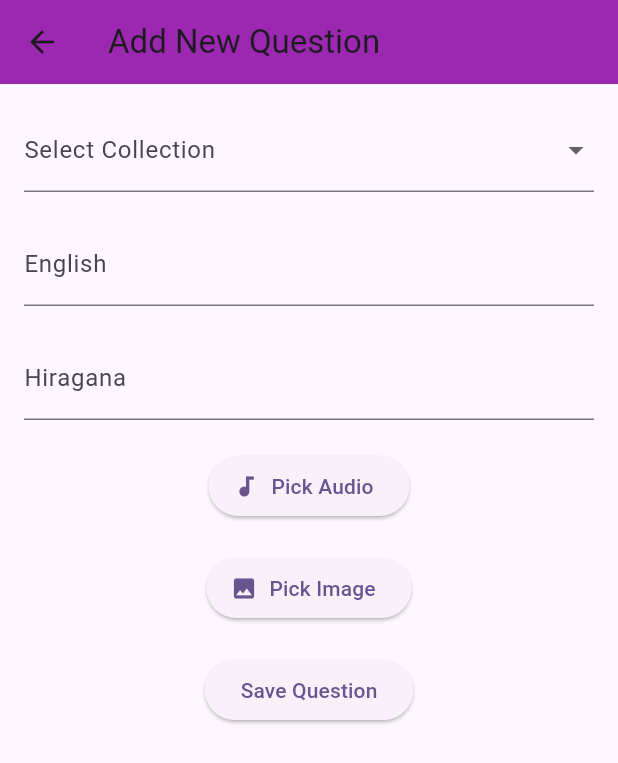
After one commit to JhoerenYutiampo/LingoMasterRepoSpeech, a Flutter app: the AddQuestionPage screen opened directly, on a phone screen of 412 x 824 dp. The commit adds this screen. Shown: the top 763 px of the screen. Run offline on Flutter 3.47's test engine with Material 3 defaults, Android fonts, the phone set to English and light mode, and no system bars; our stand-ins replace cloud_firestore, file_picker, firebase_auth, firebase_core, firebase_storage, google_nav_bar and 5 more; missing offline and left inert: gallery_picker, google_mlkit_text_recognition, string_similarity; accounts and stored records are empty.

```diff
--- /dev/null
+++ b/lingomaster_final/lib/Admin/add_question.dart
@@ -0,0 +1,165 @@
+import 'package:flutter/material.dart';
+import 'package:cloud_firestore/cloud_firestore.dart';
+import 'package:file_picker/file_picker.dart';
+import 'package:firebase_storage/firebase_storage.dart';
+import 'dart:io';
+
+class AddQuestionPage extends StatefulWidget {
+  const AddQuestionPage({super.key});
+
+  @override
+  _AddQuestionPageState createState() => _AddQuestionPageState();
+}
+
+class _AddQuestionPageState extends State<AddQuestionPage> {
+  final TextEditingController _englishController = TextEditingController();
+  final TextEditingController _hiraganaController = TextEditingController();
+  PlatformFile? _audioFile;
+  PlatformFile? _imageFile;
+  String? _selectedCollection;
+
+  final List<String> _collections = ['characters', 'words', 'phrases'];
+
+  // Function to pick an audio file
+  Future<void> _pickAudioFile() async {
+    var result = await FilePicker.platform.pickFiles(type: FileType.audio);
+    if (result != null) {
+      setState(() {
+        _audioFile = result.files.first;
+      });
+    }
+  }
+
+  // Function to pick an image file
+  Future<void> _pickImageFile() async {
+    var result = await FilePicker.platform.pickFiles(type: FileType.image);
+    if (result != null) {
+      setState(() {
+        _imageFile = result.files.first;
+      });
+    }
+  }
+
+  // Upload file to Firebase Storage and return download URL
+  Future<String> _uploadFileToStorage(PlatformFile file, String folder) async {
+    // Create a reference to Firebase Storage
+    Reference storageReference = FirebaseStorage.instance
+        .ref()
+        .child('$folder/${file.name}'); // Store in specified folder
+
+    // Upload the file
+    UploadTask uploadTask = storageReference.putFile(File(file.path!));
+    TaskSnapshot taskSnapshot = await uploadTask;
+
+    // Get the download URL
+    String downloadURL = await taskSnapshot.ref.getDownloadURL();
+    return downloadURL;
+  }
+
+  // Function to handle saving the question to Firebase
+  Future<void> _saveQuestion() async {
+    if (_selectedCollection != null &&
+        _englishController.text.isNotEmpty &&
+        _hiraganaController.text.isNotEmpty &&
+        _audioFile != null &&
+        _imageFile != null) {
+      // Upload audio file to Firebase Storage and get URL
+      String audioURL = await _uploadFileToStorage(_audioFile!, 'audio_files');
+
+      // Upload image file to Firebase Storage and get URL
+      String imageURL = await _uploadFileToStorage(_imageFile!, 'image_files');
+
+      // Add the question data to Firestore, including the file URLs
+      await FirebaseFirestore.instance.collection(_selectedCollection!).add({
+        'english': _englishController.text,
+        'hiragana': _hiraganaController.text,
+        'audio': audioURL, // Save the audio URL
+        'image': imageURL, // Save the image URL
+      });
+
+      // Clear fields after saving
+      _englishController.clear();
+      _hiraganaController.clear();
+      setState(() {
+        _audioFile = null;
+        _imageFile = null;
+      });
+    }
+  }
+
+  @override
+  Widget build(BuildContext context) {
+    return Scaffold(
+      appBar: AppBar(
+        title: const Text("Add New Question"),
+        backgroundColor: Colors.purple,
+      ),
+      body: Padding(
+        padding: const EdgeInsets.all(16.0),
+        child: Column(
+          children: [
+            // Dropdown for static collection selection
+            DropdownButtonFormField<String>(
+              value: _selectedCollection,
+              items: _collections
+                  .map((collection) => DropdownMenuItem(
+                        value: collection,
+                        child: Text(collection),
+                      ))
+                  .toList(),
+              onChanged: (value) {
+                setState(() {
+                  _selectedCollection = value;
+                });
+              },
+              decoration: const InputDecoration(
+                labelText: "Select Collection",
+              ),
+            ),
+            const SizedBox(height: 20),
+
+            // English input field
+            TextField(
+              controller: _englishController,
+              decoration: const InputDecoration(
+                labelText: "English",
+              ),
+            ),
+            const SizedBox(height: 20),
+
+            // Hiragana input field
+            TextField(
+              controller: _hiraganaController,
+              decoration: const InputDecoration(
+                labelText: "Hiragana",
+              ),
+            ),
+            const SizedBox(height: 20),
+
+            // Pick Audio file button
+            ElevatedButton.icon(
+              onPressed: _pickAudioFile,
+              icon: const Icon(Icons.audiotrack),
+              label: Text(_audioFile != null ? "Audio Selected" : "Pick Audio"),
+            ),
+            const SizedBox(height: 20),
+
+            // Pick Image file button
+            ElevatedButton.icon(
+              onPressed: _pickImageFile,
+              icon: const Icon(Icons.image),
+              label: Text(_imageFile != null ? "Image Selected" : "Pick Image"),
+            ),
+            const SizedBox(height: 20),
+
+            // Save button
+            ElevatedButton(
+              onPressed: _saveQuestion,
+              child: const Text("Save Question"),
+            ),
+          ],
+        ),
+      ),
+    );
+  }
+}
--- a/lingomaster_final/lib/screens/signin_screen.dart
+++ b/lingomaster_final/lib/screens/signin_screen.dart
@@ -1,7 +1,6 @@
 import 'package:firebase_auth/firebase_auth.dart';
 import 'package:flutter/material.dart';
 import 'package:lingomaster_final/reusable__widgets/reusable%20widget.dart';
-import 'package:lingomaster_final/screens/home_page.dart';
 import 'package:lingomaster_final/screens/signup_screen.dart';
 import 'package:lingomaster_final/utlis/color_utils.dart';
 import 'package:lingomaster_final/screens/dashboard_screen.dart';
```
Also changed, not shown: lingomaster_final/lib/screens/dashboard_screen.dart (+59 -11 lines), lingomaster_final/lib/screens/level_detail_screen.dart (added, +177 -0 lines), lingomaster_final/pubspec.yaml (+10 -0 lines), lingomaster_final/pubspec.lock.
